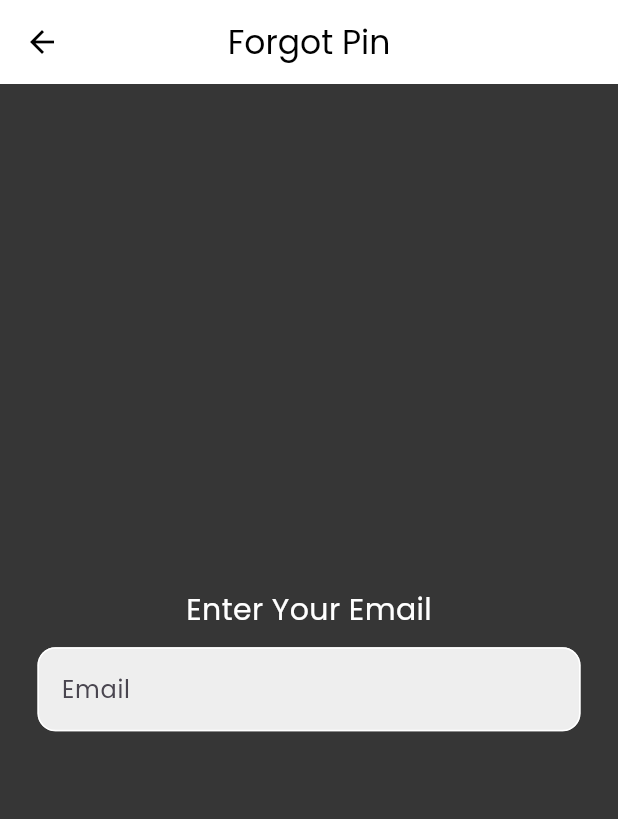
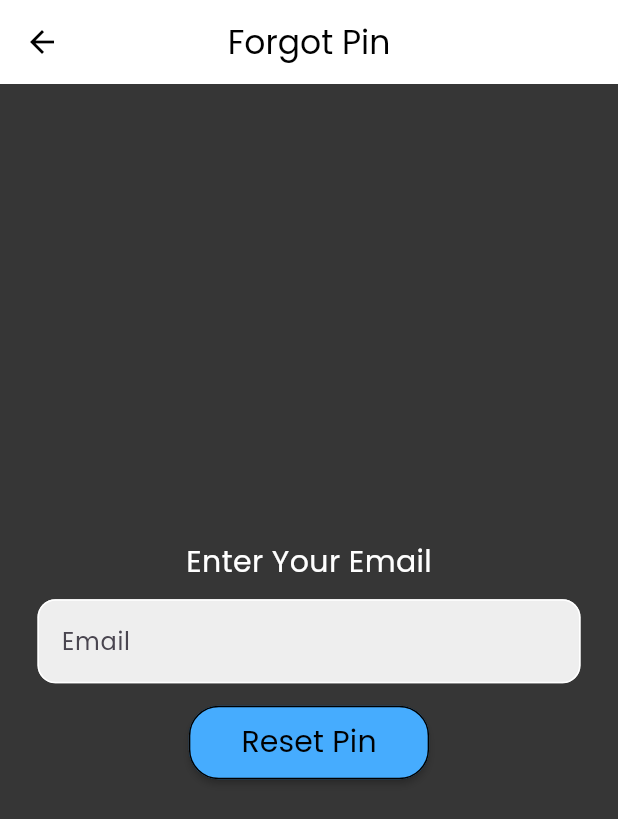
Before and after one commit to felixfrdd/abank_project, a Flutter app: the gabForgotPin screen opened directly, on a phone screen of 412 x 824 dp. Shown: the top 819 px of the screen. Run offline on Flutter 3.47's test engine with Material 3 defaults, Android fonts, the phone set to English and light mode, and no system bars.

Commit message:
Tambah fitur baru "Forgot Pin" (baru UI nya)

```diff
--- a/lib/pages/myaccount/gabForgotPin.dart
+++ b/lib/pages/myaccount/gabForgotPin.dart
@@ -8,6 +8,7 @@ class gabForgotPin extends StatefulWidget {
 }
 
 class _gabForgotPinState extends State<gabForgotPin> {
+  final _gabChangePinController = TextEditingController();
   @override
   Widget build(BuildContext context) {
     return Scaffold(
@@ -29,6 +30,7 @@ class _gabForgotPinState extends State<gabForgotPin> {
           Padding(
             padding: EdgeInsets.symmetric(horizontal: 25),
             child:TextField(
+              controller: _gabChangePinController,
               decoration: InputDecoration(
                enabledBorder: OutlineInputBorder(
                 borderSide: BorderSide(color: Colors.white),
@@ -48,6 +50,21 @@ class _gabForgotPinState extends State<gabForgotPin> {
             )
           ),
 
+            SizedBox(height: 15,),
+            MaterialButton(
+              onPressed: (){
+
+              },
+              child: Text("Reset Pin",
+              style: TextStyle(fontSize: 20,color:Colors.black),
+              ),
+              color:const Color.fromARGB(255, 70, 172, 254),
+              shape: RoundedRectangleBorder(
+                borderRadius: BorderRadius.circular(20),
+                side: BorderSide(width: 1,color: Colors.black)
+              ),
+              padding: EdgeInsets.only(top: 10,bottom: 10,right: 35,left: 35),
+            )
         ],
       ),
     );
```
Also changed, not shown: lib/pages/myaccount/change_pin.dart (+27 -0 lines).
